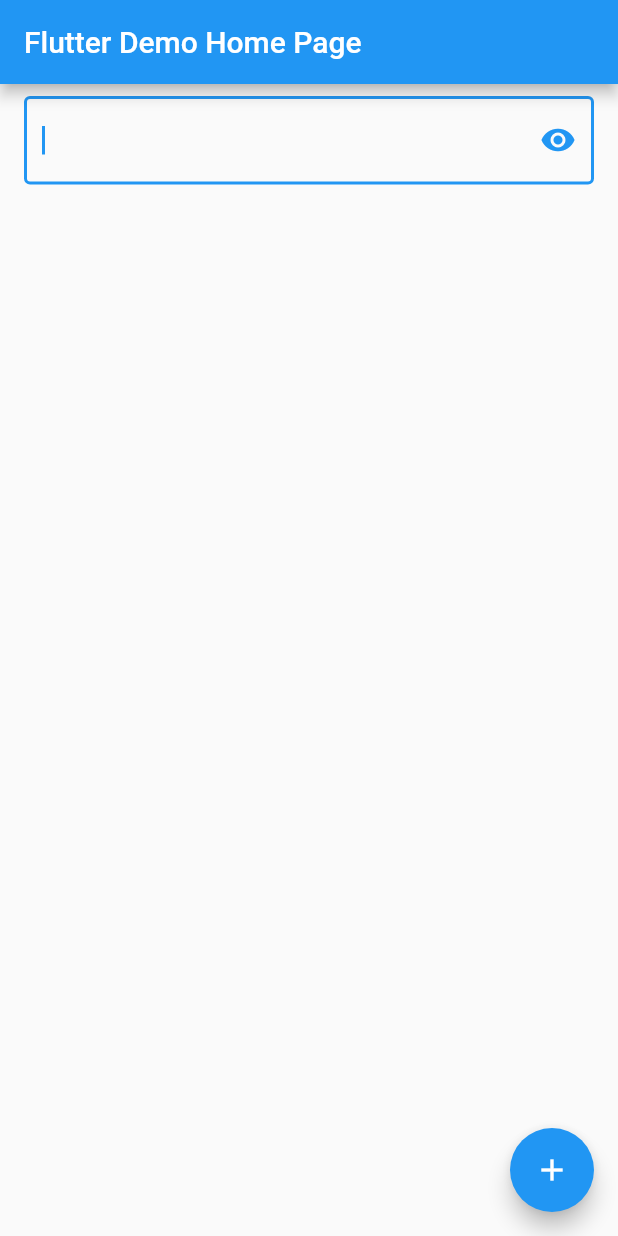
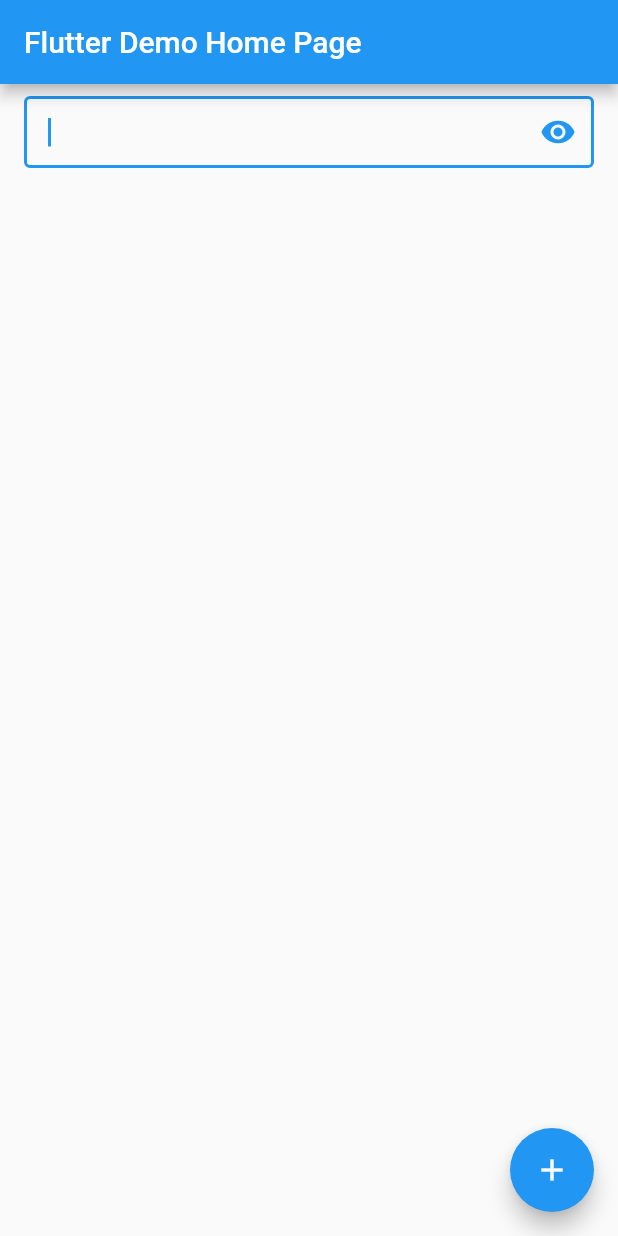
Before and after one commit to ikemura23/flutter-forms-playground, a Flutter app: the screen it shows after launch, on a phone screen of 412 x 824 dp. Run offline on Flutter 3.47's test engine with Material 2 defaults, Android fonts, the phone set to English and light mode, and no system bars.

Commit message:
add contentPadding

```diff
--- a/lib/main.dart
+++ b/lib/main.dart
@@ -76,6 +76,7 @@ class _MyHomePageState extends State<MyHomePage> {
       keyboardType: TextInputType.emailAddress,
       autofocus: true,
       decoration: const InputDecoration(
+        contentPadding: EdgeInsets.only(left: 16, right: 36),
         border: OutlineInputBorder(),
         suffixIcon: Icon(Icons.visibility),
       ),
```
